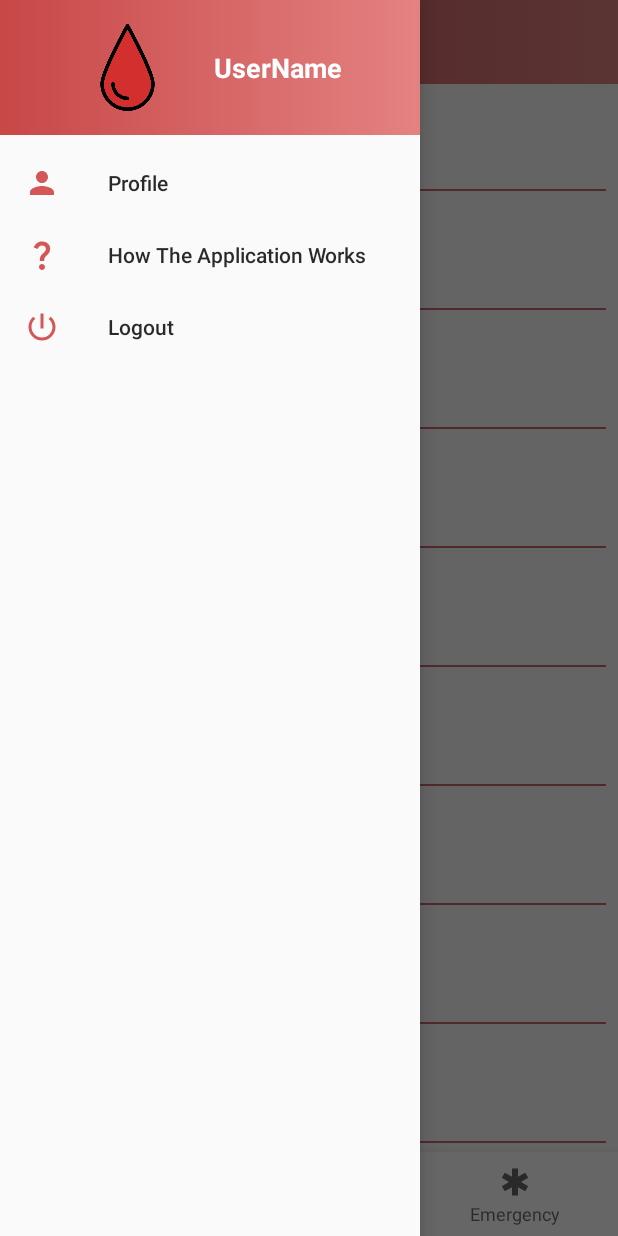
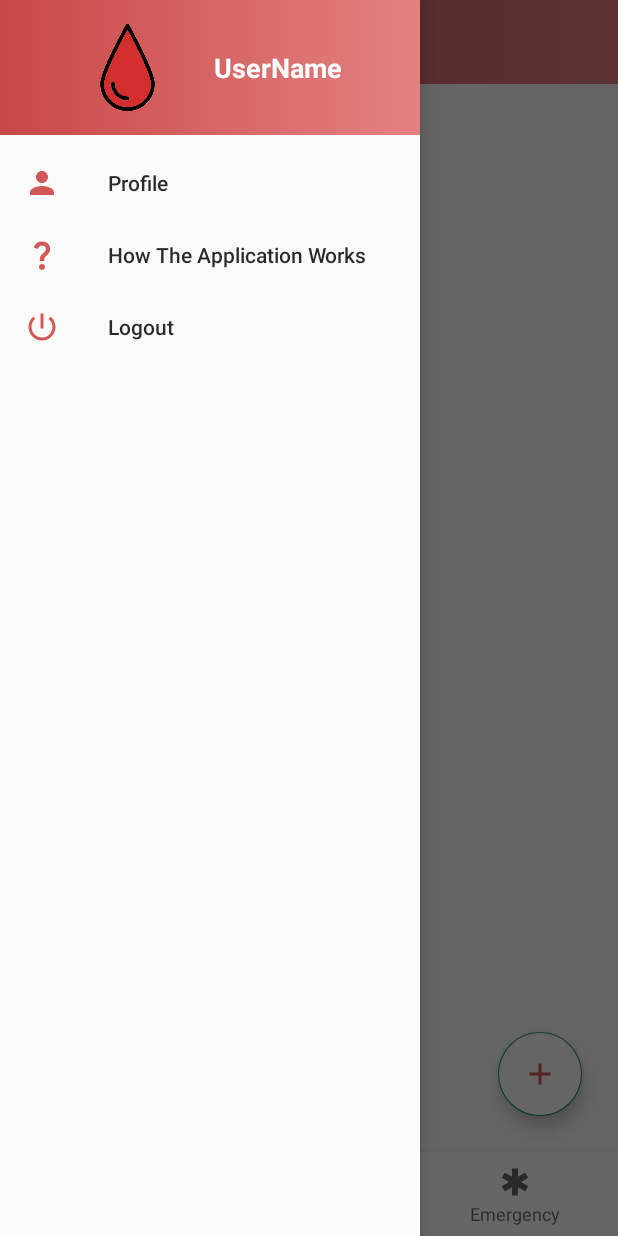
Before and after one commit to 7usss/Blood-Donation, an Android app: the screen it shows after launch once a user with an empty profile is signed in (MainActivity), with the side drawer open, on a phone screen of 412 x 824 dp. Run offline under Robolectric (Android 15) with nearby library versions, the phone set to English and light mode, and no system bars; our stand-ins replace Firebase (no records; nobody signed in at launch, a user with empty details on screens opened directly); libraries missing offline, so code that uses them is left out: com.google.rpc.context.

Commit message:
crear floatingbutoon and creaet the activity for adding donator

```diff
--- a/app/src/main/java/com/example/myapplicationautho/DonatorFragment.kt
+++ b/app/src/main/java/com/example/myapplicationautho/DonatorFragment.kt
@@ -5,14 +5,20 @@ import androidx.fragment.app.Fragment
 import android.view.LayoutInflater
 import android.view.View
 import android.view.ViewGroup
+import android.widget.EditText
+import android.widget.Toast
+import androidx.appcompat.app.AlertDialog
 import androidx.recyclerview.widget.LinearLayoutManager
 import androidx.recyclerview.widget.RecyclerView
+import com.google.android.material.floatingactionbutton.FloatingActionButton
 
 
 class DonatorFragment : Fragment() {
     var v:View? =null
     private lateinit var recyv:RecyclerView
     private lateinit var adapterDonator:AdapterDonator
+    private lateinit var addBtn:FloatingActionButton
+    private lateinit var userList:ArrayList<UserData1>
 
 
 
@@ -29,38 +35,52 @@ class DonatorFragment : Fragment() {
     override fun onViewCreated(view: View, savedInstanceState: Bundle?) {
         super.onViewCreated(view, savedInstanceState)
 
-        RecyclerView(view)
-        prepaerArray()
+        connectView(view)
+        addBtn.setOnClickListener {
+            addInfo()
+        }
     }
 
-    private fun RecyclerView(view: View) {
+    private fun connectView(view: View) {
         recyv = v?.findViewById(R.id.recycler_donator)!!
+        addBtn = v?.findViewById(R.id.addingBtn)!!
+        userList = ArrayList()
+        adapterDonator = AdapterDonator(this.context,userList)
+        recyv.layoutManager =  LinearLayoutManager(this.context)
+        recyv.adapter = adapterDonator
+
 
 
     }
+    private fun addInfo(){
+        val inflater = LayoutInflater.from(this.context)
+        val v = inflater.inflate(R.layout.add_item,null)
+        val userName = v.findViewById<EditText>(R.id.UserName)
+        val userCity = v.findViewById<EditText>(R.id.UserCity)
+        val userBlood = v.findViewById<EditText>(R.id.UserBlood)
+        val userPhone = v.findViewById<EditText>(R.id.UserPhone)
+        val addDialog = AlertDialog.Builder(this.requireContext())
+        addDialog.setView(v)
+        addDialog.setPositiveButton("OK"){
+            dialog,_->
+            val names = userName.text.toString()
+            val cities = userCity.text.toString()
+            val bloodTypes = userBlood.text.toString()
+            val pohoneNums = userPhone.text.toString()
+            userList.add(UserData1("Name: $names","City: $cities"
+                ,"BloodType: $bloodTypes","Phone: $pohoneNums"))
+            adapterDonator.notifyDataSetChanged()
+            Toast.makeText(this.context,"adding user information success",Toast.LENGTH_LONG).show()
+            dialog.dismiss()
+        }
+        addDialog.setNegativeButton("cancel"){
+            dialog,_->
+            dialog.dismiss()
+            Toast.makeText(this.context,"cancel",Toast.LENGTH_LONG).show()
 
-    private fun prepaerArray(){
-        val array:ArrayList<UserData1> = ArrayList()
-        array.add(UserData1("abdullah","City","A+","0538877972"))
-        array.add(UserData1("abdullah","City","A+","0538877972"))
-        array.add(UserData1("abdullah","City","A+","0538877972"))
-        array.add(UserData1("abdullah","City","A+","0538877972"))
-        array.add(UserData1("abdullah","City","A+","0538877972"))
-        array.add(UserData1("abdullah","City","A+","0538877972"))
-        array.add(UserData1("abdullah","City","A+","0538877972"))
-        array.add(UserData1("abdullah","City","A+","0538877972"))
-        array.add(UserData1("abdullah","City","A+","0538877972"))
-        array.add(UserData1("abdullah","City","A+","0538877972"))
-        array.add(UserData1("abdullah","City","A+","0538877972"))
-        array.add(UserData1("abdullah","City","A+","0538877972"))
-        array.add(UserData1("abdullah","City","A+","0538877972"))
-        array.add(UserData1("abdullah","City","A+","0538877972"))
-        array.add(UserData1("abdullah","City","A+","0538877972"))
-        val customAdapter:AdapterDonator = AdapterDonator(this.context,array)
-        recyv.layoutManager = LinearLayoutManager(this.context,LinearLayoutManager.VERTICAL,false)
-        recyv.adapter = customAdapter
-
+        }
+        addDialog.create()
+        addDialog.show()
     }
 
-
 }
--- /dev/null
+++ b/app/src/main/res/drawable/ic_baseline_add_24.xml
@@ -0,0 +1,10 @@
+<vector
+    android:height="24dp"
+    android:tint="#8F1B36"
+    android:viewportHeight="24"
+    android:viewportWidth="24"
+    android:width="24dp"
+    xmlns:android="http://schemas.android.com/apk/res/android">
+    <path android:fillColor="@android:color/white"
+        android:pathData="M19,13h-6v6h-2v-6H5v-2h6V5h2v6h6v2z"/>
+</vector>
--- a/app/src/main/res/layout/fragment_donator.xml
+++ b/app/src/main/res/layout/fragment_donator.xml
@@ -1,5 +1,5 @@
 <?xml version="1.0" encoding="utf-8"?>
-<LinearLayout xmlns:android="http://schemas.android.com/apk/res/android"
+<RelativeLayout xmlns:android="http://schemas.android.com/apk/res/android"
     xmlns:tools="http://schemas.android.com/tools"
     android:layout_width="match_parent"
     android:layout_height="match_parent"
@@ -10,6 +10,17 @@
         android:id="@+id/recycler_donator"
         android:layout_width="match_parent"
         android:layout_height="match_parent"
-        tools:listitem="@layout/donator_item"/>
+        tools:listitem="@layout/donator_item" />
 
-</LinearLayout>
+    <com.google.android.material.floatingactionbutton.FloatingActionButton
+        android:id="@+id/addingBtn"
+        android:layout_width="150dp"
+        android:layout_height="150dp"
+        android:backgroundTint="#FFFDFE"
+        android:tint="@color/purple_500"
+        android:layout_alignParentEnd="true"
+        android:layout_alignParentBottom="true"
+        android:layout_marginEnd="24dp"
+        android:layout_marginBottom="24dp"
+        android:src="@drawable/ic_baseline_add_24"/>
+</RelativeLayout>
```
Also changed, not shown: app/src/main/res/drawable/shape_background.xml (added, +9 -0 lines), app/src/main/res/layout/add_item.xml (added, +84 -0 lines).
